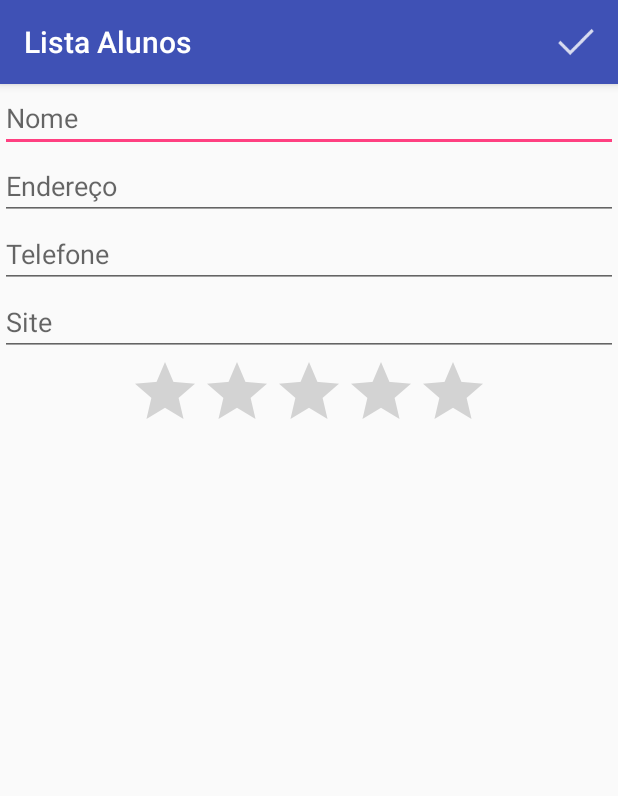
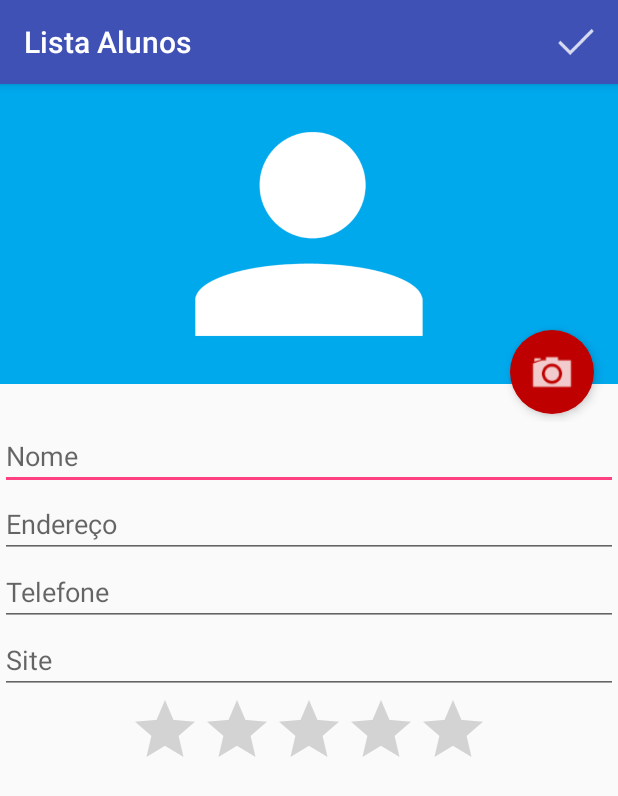
Before and after one commit to lemefe21/android-agenda-alunos, an Android app: the FormularioActivity screen opened directly, with no data from a screen before it, on a phone screen of 412 x 824 dp. Shown: the top 796 px of the screen. Run offline under Robolectric (Android 15) with nearby library versions, the phone set to English and light mode, and no system bars.

Commit message:
Alterando o xml do formulário para incluir um image view que será a foto do aluno e um botão suspenso para tirar a foto com a câmera do dispositivo

```diff
--- a/app/src/main/res/drawable/fundo_camera.xml
+++ b/app/src/main/res/drawable/fundo_camera.xml
@@ -4,7 +4,7 @@
         <shape
             android:shape="oval">
             <solid
-                android:color="#ff0000"/>
+                android:color="#bf0000"/>
             <padding
                 android:top="10dp"
                 android:bottom="10dp"
--- a/app/src/main/res/layout/activity_formulario.xml
+++ b/app/src/main/res/layout/activity_formulario.xml
@@ -8,6 +8,31 @@
         android:layout_width="match_parent"
         android:layout_height="match_parent"
         android:orientation="vertical">
+
+        <RelativeLayout
+            android:layout_width="match_parent"
+            android:layout_height="225dp">
+
+            <ImageView
+                android:id="@+id/formulario_foto"
+                android:layout_width="match_parent"
+                android:layout_height="200dp"
+                android:src="@drawable/person"
+                android:background="#00A8EC"/>
+
+            <Button
+                android:id="@+id/formulario_btn_foto"
+                android:layout_width="56dp"
+                android:layout_height="56dp"
+                android:background="@drawable/fundo_camera"
+                android:layout_alignParentBottom="true"
+                android:layout_alignParentRight="true"
+                android:layout_marginRight="16dp"
+                android:layout_marginBottom="5dp"
+                android:elevation="4dp"
+                android:stateListAnimator="@null" />
+
+        </RelativeLayout>
 
         <EditText
             android:id="@+id/formulario_nome"
```
Also changed, not shown: app/src/main/java/br/com/fleme/novaagendaalunos/ListaAlunosActivity.java (+17 -14 lines).
